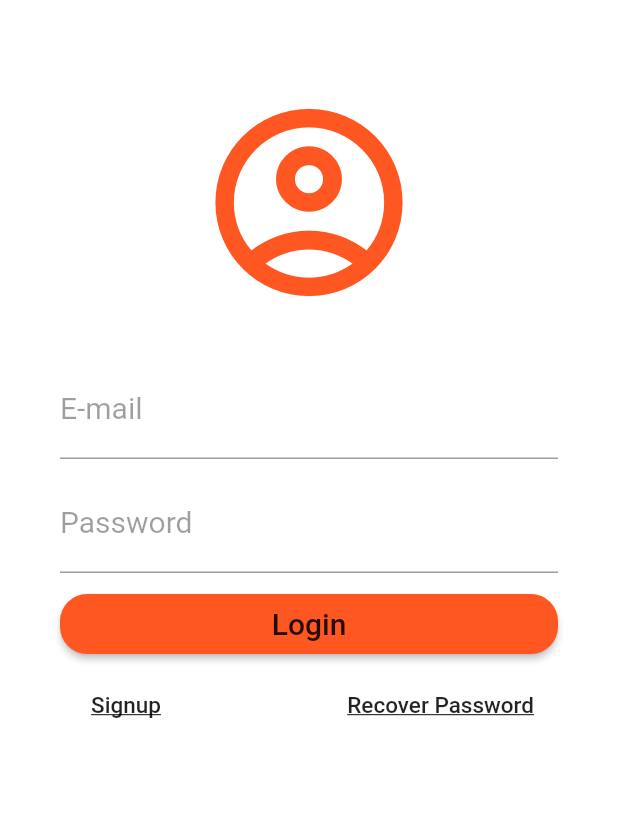
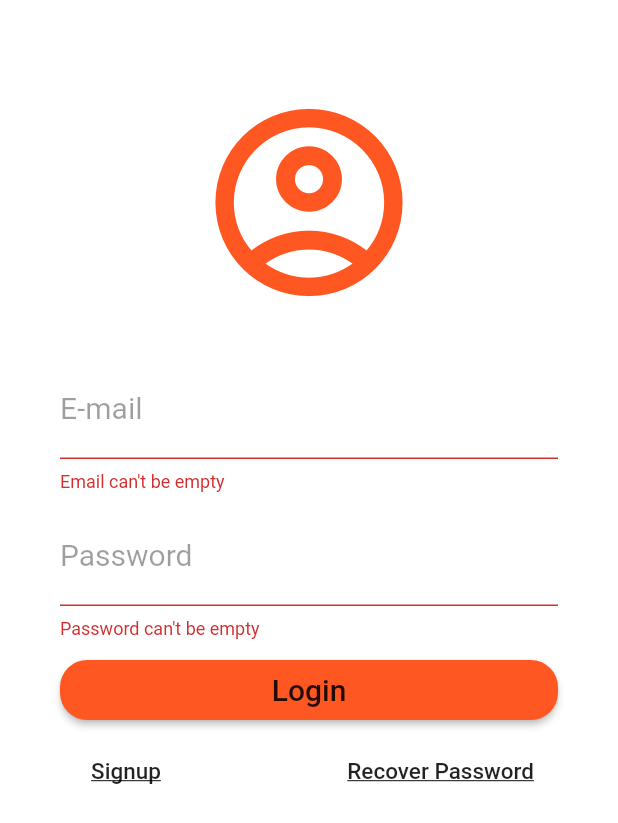
Before and after one commit to FEUP-ESOF-2020-21/open-cx-t7g1-last4, a Flutter app: the LoginPage screen opened by its route, after a tap on "Login", on a phone screen of 412 x 824 dp. Shown: the top 823 px of the screen. Run offline on Flutter 3.47's test engine with Material 2 defaults, Android fonts, the phone set to English and light mode, and no system bars; our stand-ins replace auto_size_text, firebase_auth, firebase_core; accounts and stored records are empty.

Commit message:
Verificação dos inputs da loginPage done.

```diff
--- a/easy_share/lib/Screens/Login/authentication_service.dart
+++ b/easy_share/lib/Screens/Login/authentication_service.dart
@@ -29,3 +29,23 @@ class AuthenticationService {
   }
 
 }
+
+// classe que verifica se o email é válido
+class EmailValidator {
+  static String validate(String value){
+    if (value.isEmpty){
+      return "Email can't be empty";
+    }
+    return null;
+  }
+}
+
+// classe que verifica se a password é válida
+class PasswordValidator {
+  static String validate(String value){
+    if (value.isEmpty){
+      return "Password can't be empty";
+    }
+    return null;
+  }
+}
--- a/easy_share/lib/Screens/Login/login.page.dart
+++ b/easy_share/lib/Screens/Login/login.page.dart
@@ -4,34 +4,31 @@ import 'package:easy_share/Screens/home.page.dart';
 import 'package:flutter/cupertino.dart';
 import 'package:flutter/material.dart';
 import 'package:provider/provider.dart';
+import 'package:auto_size_text/auto_size_text.dart';
 
 
-class LoginPage extends StatelessWidget {
+class LoginPage extends StatefulWidget {
+  @override
+  _LoginPageState createState() => _LoginPageState();
+}
+
+class _LoginPageState extends State<LoginPage>  {
 
   //guarda o email inserido pelo utilizador
   final _email = TextEditingController();
   //guarda a password inserida pelo utilizador
   final _password = TextEditingController();
-
-  // a partir dos dados introduzidos no email e password vai tentar ligar-se a base de dados
-  void submit(BuildContext context) async{
-    try{
-       String uid = await context.read<AuthenticationService>().logIn(
-          email: _email.text.trim(),
-          password: _password.text.trim());
-      print("Signed in with ID $uid");
-       Navigator.of(context).push(MaterialPageRoute(
-           builder: (BuildContext context) => HomePage()));
-    }catch (e){ //caso não seja possivel ligar a base de dados é lançada uma exceção
-      print(e);
-    }
-  }
+  //chave para poder verificar o email e a password colocados
+  final formKey = GlobalKey<FormState>();
+  //string que vai conter a informação do erro obtido
+  String _error;
 
   @override
   Widget build(BuildContext context) {
     return Scaffold(
       body: Container(
         color: Colors.white,
+        width: double.infinity,
         padding: EdgeInsets.only(
           top:  60,
           left: 40,
@@ -51,7 +48,12 @@ class LoginPage extends StatelessWidget {
             SizedBox(
               height: 80,
             ),
+            Form(
+              key: formKey,
+              child: Column(
+                children: <Widget>[
                   TextFormField(
+                    validator: EmailValidator.validate,
                     controller: _email,
                     keyboardType: TextInputType.emailAddress,
                     decoration: InputDecoration(
@@ -68,6 +70,7 @@ class LoginPage extends StatelessWidget {
                     height: 10,
                   ),
                   TextFormField(
+                    validator: PasswordValidator.validate,
                     controller: _password,
                     keyboardType: TextInputType.text,
                     obscureText: true,
@@ -81,9 +84,13 @@ class LoginPage extends StatelessWidget {
                     ),
                     style: TextStyle(fontSize: 20),
                   ),
+                ],
+              ),
+            ),
             SizedBox(
               height: 10,
             ),
+            showAlert(),
             ButtonTheme(
               minWidth: 100,
               height: 40,
@@ -139,6 +146,70 @@ class LoginPage extends StatelessWidget {
         ),
       ),
     );
+  }
 
+  // a partir dos dados introduzidos no email e password vai tentar ligar-se a base de dados
+  void submit(BuildContext context) async{
+    if (validate()) {
+      try {
+        String uid = await context.read<AuthenticationService>().logIn(
+            email: _email.text.trim(),
+            password: _password.text.trim());
+        print("Signed in with ID $uid");
+        Navigator.of(context).push(MaterialPageRoute(
+            builder: (BuildContext context) => HomePage()));
+      } catch (e) { //caso não seja possivel ligar a base de dados é lançada uma exceção
+        setState(() {
+          _error = e.message;
+        });
+        print(e);
       }
     }
+  }
+
+  //função que verifica se os inputs do email e da password são validos
+  bool validate(){
+    final form = formKey.currentState;
+    if (form.validate()){
+      form.save();
+      return true;
+    }
+    return false;
+  }
+
+  //mostra um alerta com a mensagem do erro ocorrido
+  Widget showAlert() {
+    if(_error != null){
+      return Container(
+        color: Colors.amberAccent,
+        width: double.infinity,
+        padding: EdgeInsets.all(8.0),
+        child: Row(
+          children: <Widget>[
+            Padding(
+              padding: const EdgeInsets.only(right: 8.0),
+              child: Icon(Icons.error_outline),
+            ),
+            Expanded(
+              child:AutoSizeText(_error,maxLines: 3,),
+            ),
+            Padding(
+              padding: const EdgeInsets.only(left: 8.0),
+              child: IconButton(
+                icon: Icon(
+                    Icons.close
+                ),
+                onPressed: (){
+                  setState(() {
+                    _error = null;
+                  });
+                },
+              ),
+            ),
+          ],
+        ),
+      );
+    }
+    return SizedBox(height: 0,);
+  }
+}
--- a/easy_share/pubspec.yaml
+++ b/easy_share/pubspec.yaml
@@ -34,7 +34,7 @@ dev_dependencies:
     sdk: flutter
   firebase_core: ^0.5.2
   firebase_auth: ^0.18.3
-
+  auto_size_text: ^2.1.0
   provider: ^4.3.2+1
 
 # For information on the generic Dart part of this file, see the
```
Lines whose indentation alone changed are shown as unchanged.
